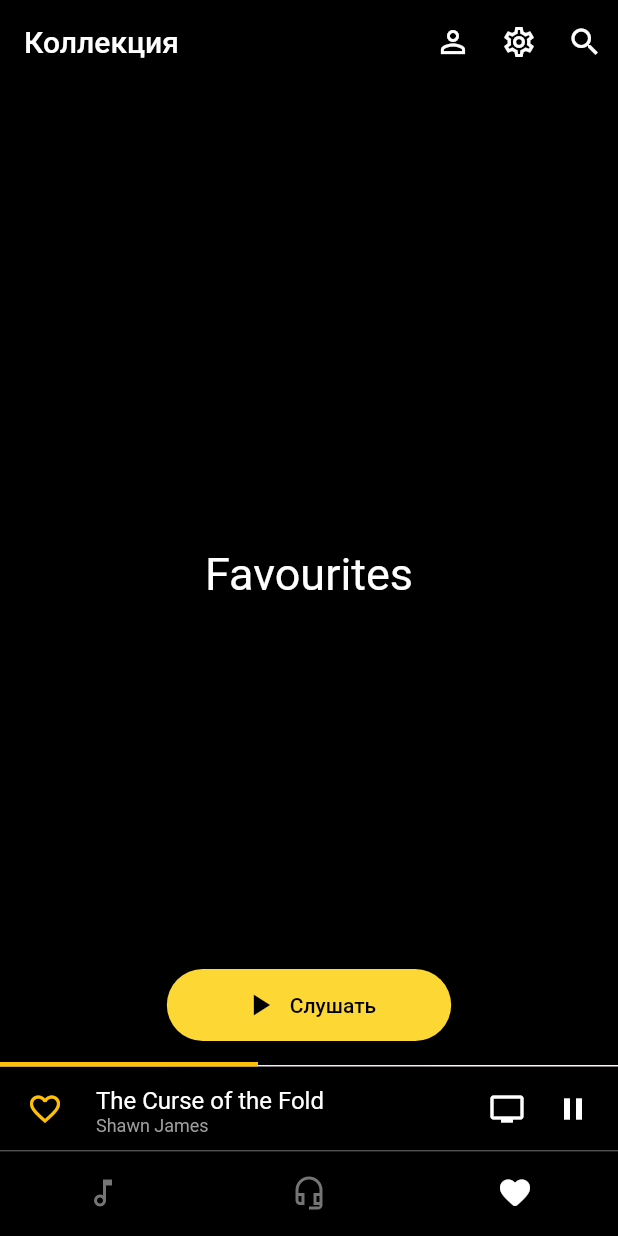
After one commit to nikolay-potehin/widgets_showcase, a Flutter app: the YandexMusic screen opened directly, item 3 of the bottom bar chosen, after a tap on the "person outline" icon, on a phone screen of 412 x 824 dp. The commit adds this screen. Run offline on Flutter 3.47's test engine with Material 2 defaults, Android fonts, the light colour scheme and no system bars; our stand-ins replace salomon_bottom_bar.

Commit message:
started working on Yandex.Music example.

```diff
--- a/lib/examples/vk_messenger/vk_messenger_example.dart
+++ b/lib/examples/vk_messenger/vk_messenger.dart
@@ -4,14 +4,14 @@ import 'package:widgets_showcase/examples/vk_messenger/calls/calls.dart';
 import 'package:widgets_showcase/examples/vk_messenger/chats/chats.dart';
 import 'package:widgets_showcase/examples/vk_messenger/contacts/contacts.dart';
 
-class VKMessengerExample extends StatefulWidget {
-  const VKMessengerExample({super.key});
+class VKMessenger extends StatefulWidget {
+  const VKMessenger({super.key});
 
   @override
-  State<VKMessengerExample> createState() => _VKMessengerExampleState();
+  State<VKMessenger> createState() => _VKMessengerState();
 }
 
-class _VKMessengerExampleState extends State<VKMessengerExample> {
+class _VKMessengerState extends State<VKMessenger> {
   var currentIndex = 2;
 
   @override
--- /dev/null
+++ b/lib/examples/yandex_music/favourites/favourites.dart
@@ -0,0 +1,48 @@
+import 'package:flutter/material.dart';
+import 'package:widgets_showcase/examples/yandex_music/favourites/favourites_fab.dart';
+import 'package:widgets_showcase/examples/yandex_music/music_icon_button.dart';
+
+class FavouritesPage extends StatelessWidget {
+  const FavouritesPage({super.key});
+
+  @override
+  Widget build(BuildContext context) {
+    return Scaffold(
+      backgroundColor: Colors.black,
+      appBar: appBar(),
+      body: const Center(
+        child: Text(
+          'Favourites',
+          style: TextStyle(
+            color: Colors.white,
+            fontSize: 30,
+          ),
+        ),
+      ),
+      floatingActionButton: const FavouritesFAB(),
+      floatingActionButtonLocation: FloatingActionButtonLocation.centerFloat,
+    );
+  }
+
+  AppBar appBar() {
+    return AppBar(
+      backgroundColor: Colors.black,
+      automaticallyImplyLeading: false,
+      title: const Text('Коллекция'),
+      actions: [
+        MusicIconButton(
+          onPressed: () {},
+          icon: const Icon(Icons.person_outline),
+        ),
+        MusicIconButton(
+          onPressed: () {},
+          icon: const Icon(Icons.settings_outlined),
+        ),
+        MusicIconButton(
+          onPressed: () {},
+          icon: const Icon(Icons.search),
+        ),
+      ],
+    );
+  }
+}
--- /dev/null
+++ b/lib/examples/yandex_music/favourites/favourites_fab.dart
@@ -0,0 +1,24 @@
+import 'package:flutter/material.dart';
+
+class FavouritesFAB extends StatelessWidget {
+  const FavouritesFAB({
+    super.key,
+  });
+
+  @override
+  Widget build(BuildContext context) {
+    return FloatingActionButton.extended(
+      backgroundColor: Colors.yellow.shade600,
+      foregroundColor: Colors.black,
+      extendedPadding: const EdgeInsets.symmetric(horizontal: 50),
+      onPressed: () {},
+      label: const Text(
+        'Слушать',
+        style: TextStyle(
+          letterSpacing: 0,
+        ),
+      ),
+      icon: const Icon(Icons.play_arrow),
+    );
+  }
+}
--- /dev/null
+++ b/lib/examples/yandex_music/music_icon_button.dart
@@ -0,0 +1,22 @@
+import 'package:flutter/material.dart';
+
+class MusicIconButton extends StatelessWidget {
+  const MusicIconButton({
+    super.key,
+    required this.onPressed,
+    required this.icon,
+  });
+
+  final VoidCallback onPressed;
+  final Icon icon;
+
+  @override
+  Widget build(BuildContext context) {
+    return IconButton(
+      visualDensity: VisualDensity.comfortable,
+      splashRadius: 24,
+      onPressed: onPressed,
+      icon: icon,
+    );
+  }
+}
--- /dev/null
+++ b/lib/examples/yandex_music/music_player_tile.dart
@@ -0,0 +1,77 @@
+import 'package:flutter/material.dart';
+import 'package:widgets_showcase/examples/yandex_music/music_icon_button.dart';
+
+class MusicPlayerTile extends StatefulWidget {
+  const MusicPlayerTile({
+    super.key,
+  });
+
+  @override
+  State<MusicPlayerTile> createState() => _MusicPlayerTileState();
+}
+
+class _MusicPlayerTileState extends State<MusicPlayerTile> {
+  bool liked = false;
+  bool paused = false;
+
+  @override
+  Widget build(BuildContext context) {
+    return Column(
+      mainAxisSize: MainAxisSize.min,
+      children: [
+        const Divider(
+          height: 1,
+          thickness: 3,
+          color: Colors.amber,
+          endIndent: 240,
+        ),
+        ListTile(
+          tileColor: Colors.black,
+          iconColor: Colors.white,
+          textColor: Colors.white,
+          contentPadding: const EdgeInsets.symmetric(horizontal: 8),
+          dense: true,
+          onTap: () {},
+          leading: MusicIconButton(
+            onPressed: () => setState(() => liked = !liked),
+            icon: Icon(
+              liked ? Icons.favorite : Icons.favorite_border,
+              color: Colors.amber,
+            ),
+          ),
+          title: const Text(
+            'The Curse of the Fold',
+            overflow: TextOverflow.ellipsis,
+            style: TextStyle(
+              fontSize: 16,
+            ),
+          ),
+          subtitle: const Text(
+            'Shawn James',
+            overflow: TextOverflow.ellipsis,
+            style: TextStyle(
+              color: Colors.grey,
+              fontSize: 12,
+            ),
+          ),
+          visualDensity: VisualDensity.compact,
+          trailing: Row(
+            mainAxisSize: MainAxisSize.min,
+            children: [
+              MusicIconButton(
+                onPressed: () {},
+                icon: const Icon(Icons.tv),
+              ),
+              MusicIconButton(
+                onPressed: () => setState(() => paused = !paused),
+                icon: Icon(
+                  paused ? Icons.play_arrow : Icons.pause,
+                ),
+              ),
+            ],
+          ),
+        ),
+      ],
+    );
+  }
+}
--- /dev/null
+++ b/lib/examples/yandex_music/my_wave.dart
@@ -0,0 +1,38 @@
+import 'package:flutter/material.dart';
+import 'package:widgets_showcase/examples/yandex_music/music_icon_button.dart';
+
+class MyWavePage extends StatelessWidget {
+  const MyWavePage({super.key});
+
+  @override
+  Widget build(BuildContext context) {
+    return Scaffold(
+      appBar: AppBar(
+        automaticallyImplyLeading: false,
+        backgroundColor: Colors.black,
+        title: const Text('Яндекс Музыка'),
+        centerTitle: true,
+        leading: MusicIconButton(
+          onPressed: () {},
+          icon: const Icon(Icons.account_circle),
+        ),
+        actions: [
+          MusicIconButton(
+            onPressed: () {},
+            icon: const Icon(Icons.search),
+          ),
+        ],
+      ),
+      backgroundColor: Colors.black,
+      body: const Center(
+        child: Text(
+          'My Wave',
+          style: TextStyle(
+            color: Colors.white,
+            fontSize: 30,
+          ),
+        ),
+      ),
+    );
+  }
+}
--- /dev/null
+++ b/lib/examples/yandex_music/podcasts.dart
@@ -0,0 +1,37 @@
+import 'package:flutter/material.dart';
+import 'package:widgets_showcase/examples/yandex_music/music_icon_button.dart';
+
+class PodcastsPage extends StatelessWidget {
+  const PodcastsPage({super.key});
+
+  @override
+  Widget build(BuildContext context) {
+    return Scaffold(
+      backgroundColor: Colors.black,
+      appBar: appBar(),
+      body: const Center(
+        child: Text(
+          'Podcasts',
+          style: TextStyle(
+            color: Colors.white,
+            fontSize: 30,
+          ),
+        ),
+      ),
+    );
+  }
+
+  AppBar appBar() {
+    return AppBar(
+      backgroundColor: Colors.black,
+      automaticallyImplyLeading: false,
+      title: const Text('Подкасты и книги'),
+      actions: [
+        MusicIconButton(
+          onPressed: () {},
+          icon: const Icon(Icons.search),
+        ),
+      ],
+    );
+  }
+}
--- /dev/null
+++ b/lib/examples/yandex_music/yandex_music.dart
@@ -0,0 +1,70 @@
+import 'package:flutter/material.dart';
+import 'package:widgets_showcase/examples/yandex_music/favourites/favourites.dart';
+import 'package:widgets_showcase/examples/yandex_music/music_player_tile.dart';
+import 'package:widgets_showcase/examples/yandex_music/my_wave.dart';
+import 'package:widgets_showcase/examples/yandex_music/podcasts.dart';
+
+class YandexMusic extends StatefulWidget {
+  const YandexMusic({super.key});
+
+  @override
+  State<YandexMusic> createState() => _YandexMusicState();
+}
+
+class _YandexMusicState extends State<YandexMusic> {
+  int currentIndex = 0;
+
+  @override
+  Widget build(BuildContext context) {
+    return Scaffold(
+      body: _pages[currentIndex],
+      bottomNavigationBar: Column(
+        mainAxisSize: MainAxisSize.min,
+        mainAxisAlignment: MainAxisAlignment.end,
+        children: [
+          const MusicPlayerTile(),
+          Divider(
+            height: 1,
+            color: Colors.grey.shade900,
+            thickness: 1,
+          ),
+          BottomNavigationBar(
+            backgroundColor: Colors.black,
+            items: _bottomNavbarItems,
+            currentIndex: currentIndex,
+            onTap: (value) => setState(() => currentIndex = value),
+            showSelectedLabels: false,
+            showUnselectedLabels: false,
+            elevation: 0,
+            unselectedItemColor: Colors.grey.shade600,
+            selectedItemColor: Colors.white,
+          ),
+        ],
+      ),
+    );
+  }
+}
+
+const _bottomNavbarItems = [
+  BottomNavigationBarItem(
+    icon: Icon(Icons.music_note_outlined),
+    activeIcon: Icon(Icons.music_note),
+    label: 'my wave',
+  ),
+  BottomNavigationBarItem(
+    icon: Icon(Icons.headset_mic_outlined),
+    activeIcon: Icon(Icons.headset_mic),
+    label: 'podcasts',
+  ),
+  BottomNavigationBarItem(
+    icon: Icon(Icons.favorite_border_rounded),
+    activeIcon: Icon(Icons.favorite_rounded),
+    label: 'favourite',
+  ),
+];
+
+const _pages = [
+  MyWavePage(),
+  PodcastsPage(),
+  FavouritesPage(),
+];
--- a/lib/models/book.dart
+++ /dev/null
@@ -1,9 +0,0 @@
-class Book {
-  final String title;
-  final String urlImage;
-
-  const Book({
-    required this.title,
-    required this.urlImage,
-  });
-}
--- a/lib/models/examples_demo_sections.dart
+++ b/lib/models/examples_demo_sections.dart
@@ -1,9 +1,16 @@
 import 'package:flutter/material.dart';
-import 'package:widgets_showcase/examples/vk_messenger/vk_messenger_example.dart';
+import 'package:widgets_showcase/examples/vk_messenger/vk_messenger.dart';
+import 'package:widgets_showcase/examples/yandex_music/yandex_music.dart';
 import 'package:widgets_showcase/models/navigation_item.dart';
 
 const vkExample = DemoItem(
-  widget: VKMessengerExample(),
+  widget: VKMessenger(),
   title: 'VK Мессенджер',
   leading: Icons.messenger,
 );
+
+const yandexMusicExample = DemoItem(
+  widget: YandexMusic(),
+  title: 'Яндекс.Музыка',
+  leading: Icons.music_note,
+);
--- a/lib/pages/examples_page.dart
+++ b/lib/pages/examples_page.dart
@@ -19,6 +19,11 @@ class ExamplesPage extends StatelessWidget {
               navigationItem: vkExample,
               iconColor: Colors.blue,
             ),
+            GroupTitle(title: 'Яндекс.Музыка'),
+            DemoTile(
+              navigationItem: yandexMusicExample,
+              iconColor: Colors.deepOrange,
+            ),
           ],
         ),
       ),
```
